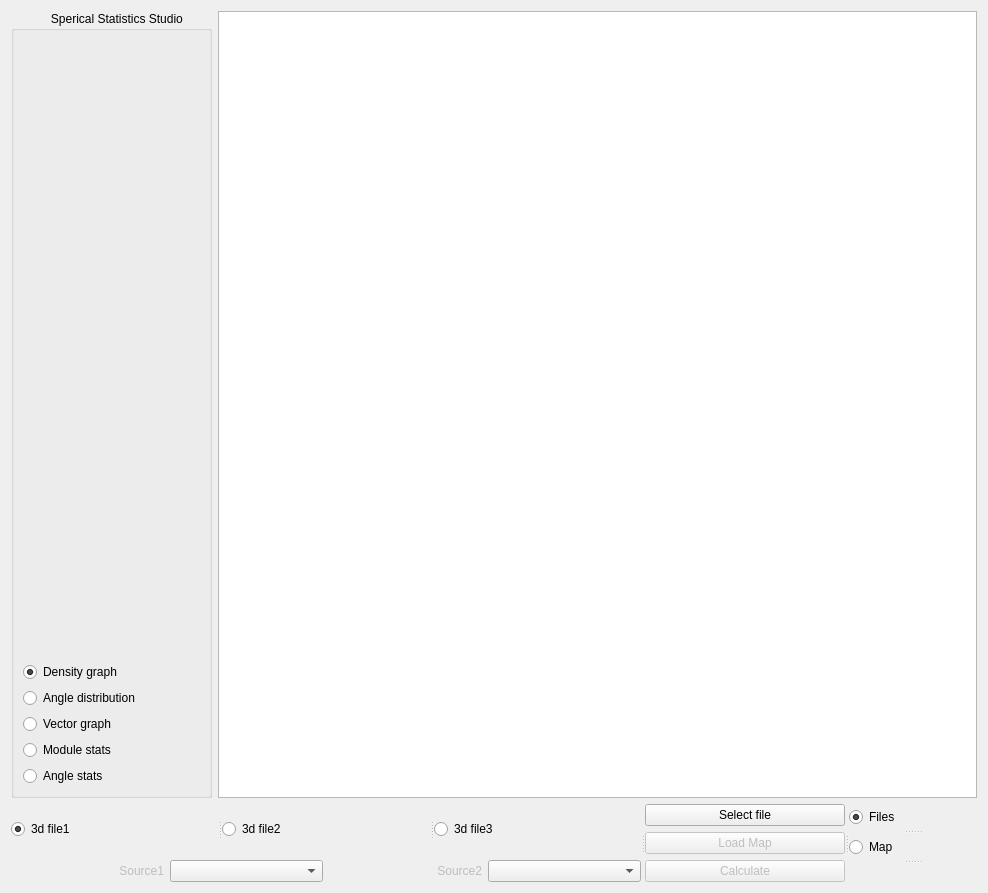
The window that examples/sphericalStudio/auxstudio/interface.ui (mhaut/pysphericalstats) describes before a commit, drawn with Qt 5.
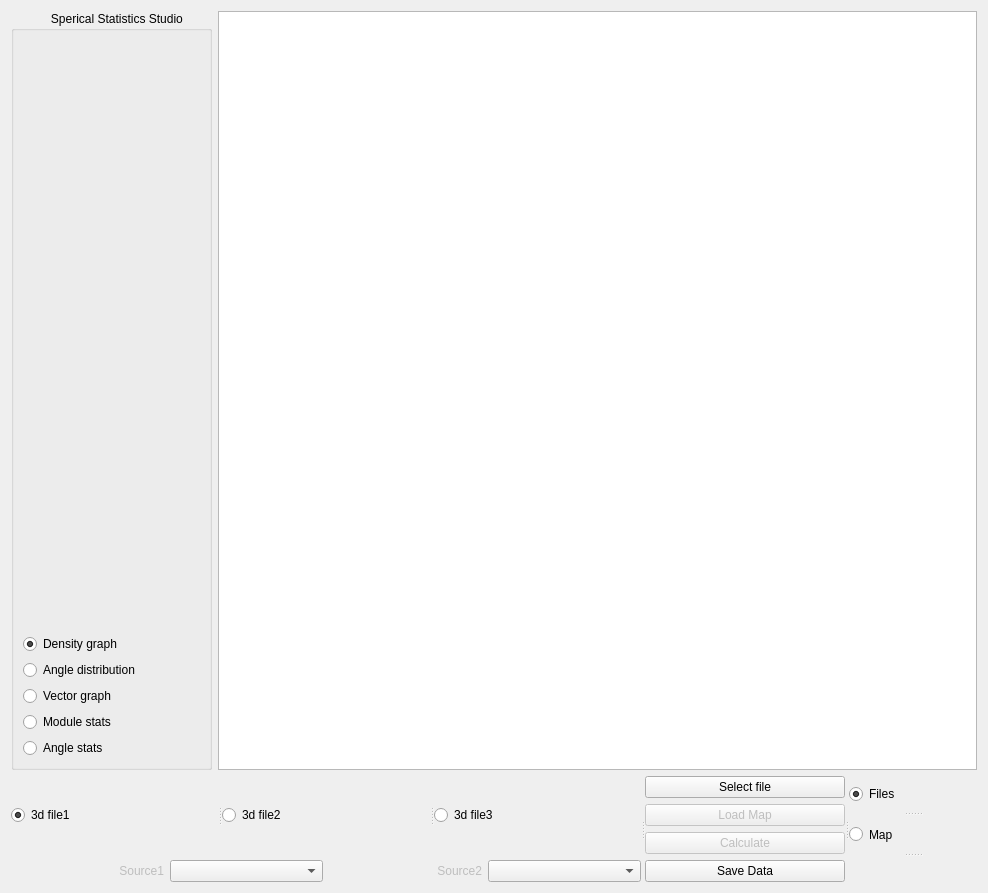
The same window after the commit.

```diff
--- a/examples/sphericalStudio/auxstudio/interface.ui
+++ b/examples/sphericalStudio/auxstudio/interface.ui
@@ -212,6 +212,13 @@
            </property>
           </widget>
          </item>
+         <item>
+          <widget class="QPushButton" name="savedata">
+           <property name="text">
+            <string>Save Data</string>
+           </property>
+          </widget>
+         </item>
         </layout>
        </widget>
        <widget class="QWidget" name="layoutWidget">
```
